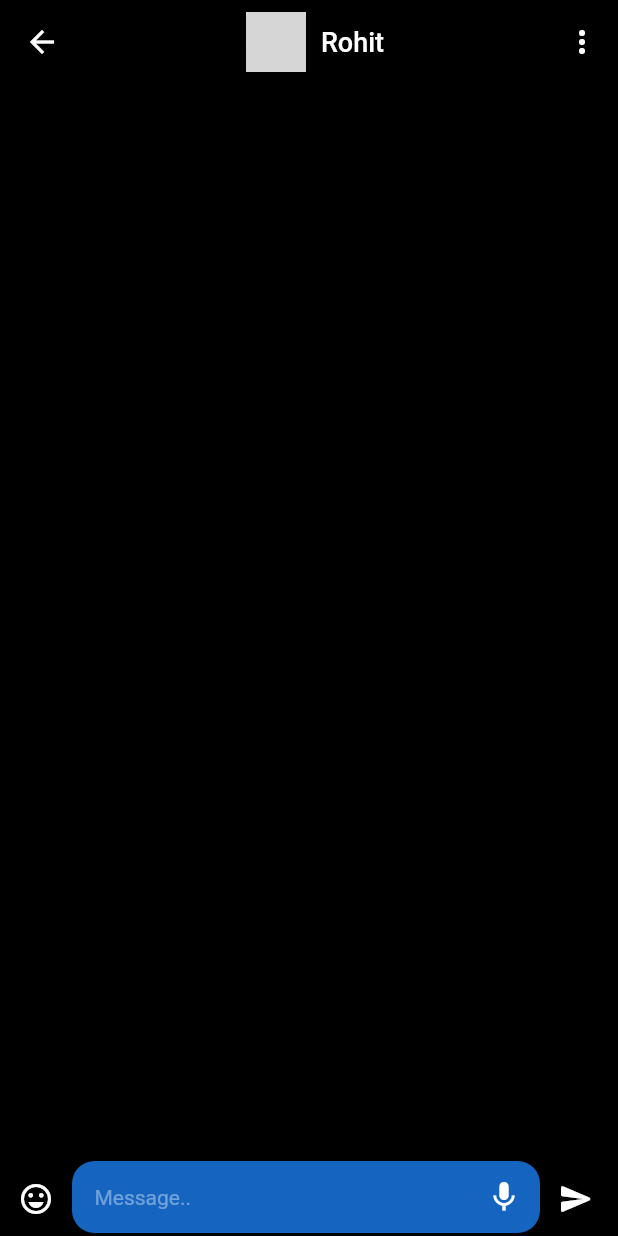
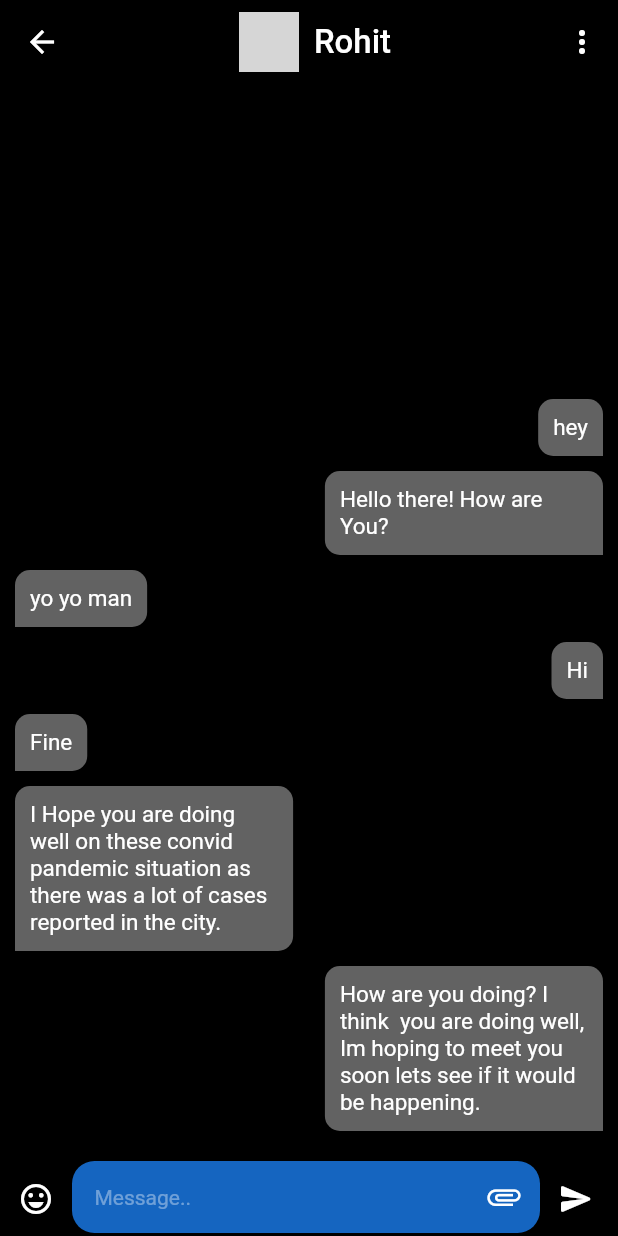
Before and after one commit to rohit5krish/social_media, a Flutter app: the ChatScreen screen opened directly, on a phone screen of 412 x 824 dp. Run offline on Flutter 3.47's test engine with Material 2 defaults, Android fonts, the phone set to English and light mode, and no system bars; our stand-ins replace bloc, flutter_bloc, freezed_annotation; network calls fail; grey boxes are pictures that could not be loaded.

Commit message:
Chat Screen UI Completed

```diff
--- a/lib/presentation/chat_screen/chat_screen.dart
+++ b/lib/presentation/chat_screen/chat_screen.dart
@@ -4,8 +4,17 @@ import 'package:social_media/core/constants/styles.dart';
 import 'package:social_media/presentation/chat_screen/widgets/bottom_message_section.dart';
 
 class ChatScreen extends StatelessWidget {
-  const ChatScreen({Key? key}) : super(key: key);
-
+  ChatScreen({Key? key}) : super(key: key);
+  List<String> messages = [
+    'hey',
+    'Hello there! How are You?',
+    'yo yo man',
+    'Hi',
+    'Fine',
+    'I Hope you are doing well on these convid pandemic situation as there was a lot of cases reported in the city.',
+    'How are you doing? I think  you are doing well, Im hoping to meet you soon lets see if it would be happening.'
+  ];
+  List<bool> isUser = [true, true, false, true, false, false, true];
   @override
   Widget build(BuildContext context) {
     final screenSize = MediaQuery.of(context).size;
@@ -24,7 +33,7 @@ class ChatScreen extends StatelessWidget {
             sbWidth10,
             Text(
               'Rohit',
-              style: whiteTxt18,
+              style: whiteTxt22,
             )
           ],
         ),
@@ -37,12 +46,43 @@ class ChatScreen extends StatelessWidget {
           onTap: () {
             FocusManager.instance.primaryFocus!.unfocus();
           },
-        child: ListView(
+          child: ListView.builder(
+              reverse: true,
+              itemCount: messages.length,
+              padding: EdgeInsets.symmetric(horizontal: 10),
+              itemBuilder: (context, index) {
+                return Column(
+                  crossAxisAlignment: isUser[(isUser.length - 1) - index]
+                      ? CrossAxisAlignment.end
+                      : CrossAxisAlignment.start,
                   children: [
-            Align(alignment: Alignment.bottomCenter, child: Container())
-          ],
+                    Container(
+                      padding: EdgeInsets.all(10),
+                      decoration: BoxDecoration(
+                          color: Colors.white38,
+                          borderRadius: BorderRadius.only(
+                            topLeft: Radius.circular(10),
+                            topRight: Radius.circular(10),
+                            bottomLeft: isUser[(isUser.length - 1) - index]
+                                ? Radius.circular(10)
+                                : Radius.circular(0),
+                            bottomRight: isUser[(isUser.length - 1) - index]
+                                ? Radius.circular(0)
+                                : Radius.circular(10),
+                          )),
+                      constraints: BoxConstraints(
+                          minWidth: 20,
+                          maxWidth: screenSize.width * 0.45,
+                          minHeight: 20),
+                      child: Text(
+                        messages[(messages.length - 1) - index],
+                        style: whiteTxt15,
                       ),
                     ),
+                    sbHeight10
+                  ],
+                );
+              })),
       bottomNavigationBar: BottomMessageSection(screenSize: screenSize),
     );
   }
--- a/lib/presentation/chat_screen/widgets/bottom_message_section.dart
+++ b/lib/presentation/chat_screen/widgets/bottom_message_section.dart
@@ -1,3 +1,5 @@
+import 'dart:math';
+
 import 'package:flutter/material.dart';
 import 'package:social_media/core/constants/colors.dart';
 import 'package:social_media/core/constants/styles.dart';
@@ -28,9 +30,12 @@ class BottomMessageSection extends StatelessWidget {
             height: 50,
             child: TextFormField(
               decoration: InputDecoration(
-                  suffixIcon: Icon(
-                    Icons.mic,
-                    color: whiteColor,
+                  suffixIcon: Transform.rotate(
+                    angle: 90 * pi / 180,
+                    child: Icon(
+                      Icons.attach_file,
+                      color: whiteColor,
+                    ),
                   ),
                   border: OutlineInputBorder(
                     borderSide: BorderSide.none,
```
Lines whose indentation alone changed are shown as unchanged.
